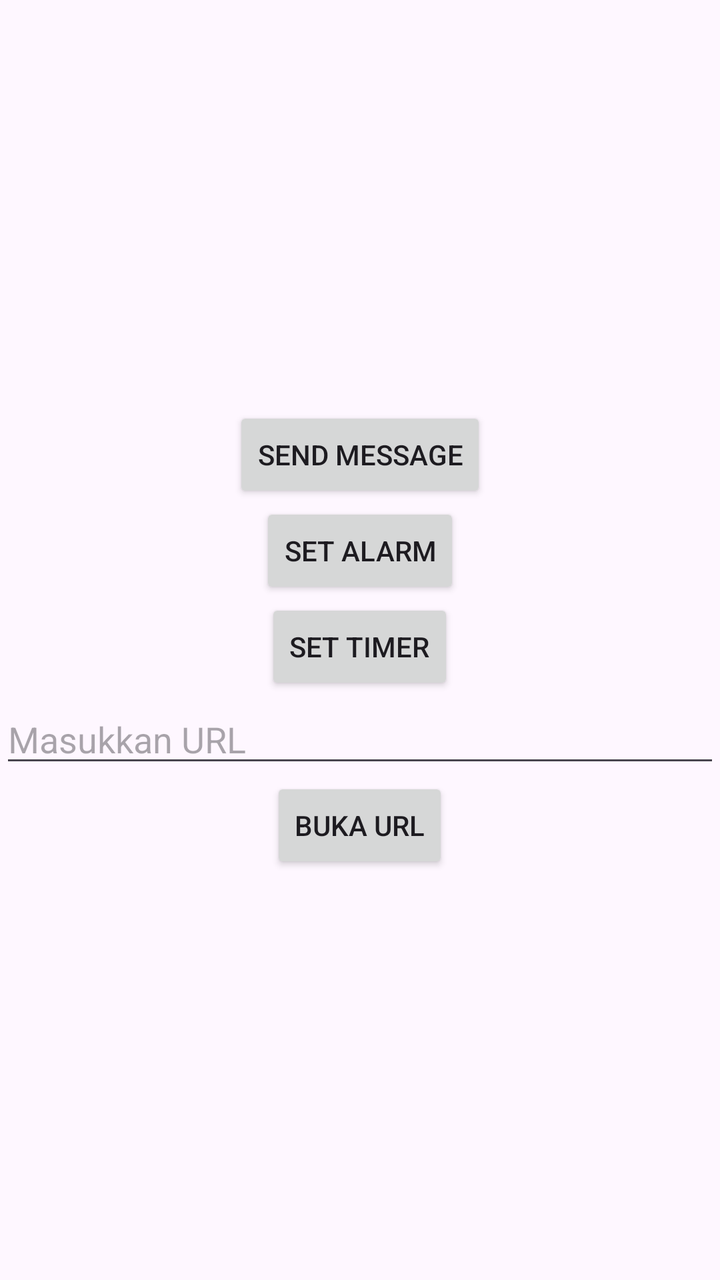
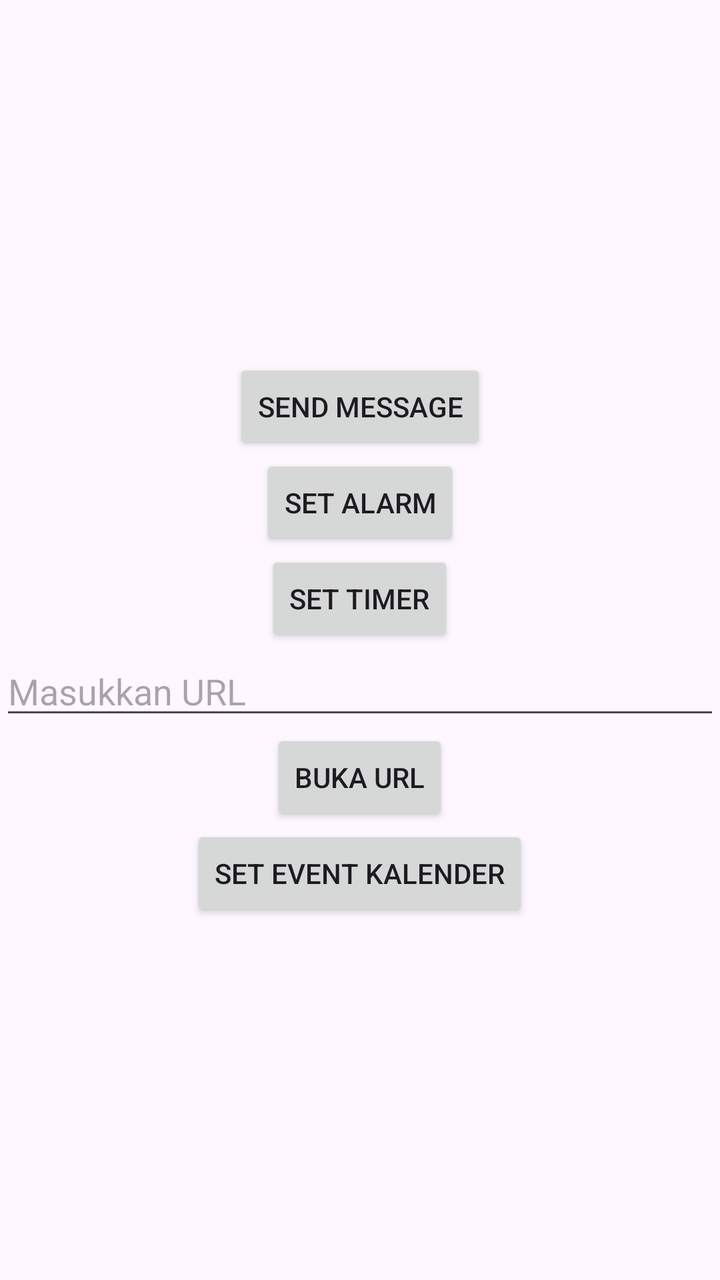

Two renders of the same Android screen: before a commit and after it. Below are the layout's source before the change and the commit's diff.
<!-- AndroidManifest.xml: application theme Theme.ImplisitIntent -->
<!-- res/layout/activity_main.xml -->
<?xml version="1.0" encoding="utf-8"?>
<LinearLayout xmlns:android="http://schemas.android.com/apk/res/android"
    xmlns:app="http://schemas.android.com/apk/res-auto"
    xmlns:tools="http://schemas.android.com/tools"
    android:id="@+id/main"
    android:layout_width="match_parent"
    android:layout_height="match_parent"
    android:orientation="vertical"
    android:gravity="center"
    android:layout_margin="8dp"
    tools:context=".MainActivity">

    <Button
        android:layout_width="wrap_content"
        android:layout_height="wrap_content"
        android:text="Send Message"
        android:id="@+id/btnKirimPesan"/>

    <Button
        android:layout_width="wrap_content"
        android:layout_height="wrap_content"
        android:text="Set Alarm"
        android:id="@+id/btnSetAlarm"/>

    <Button
        android:layout_width="wrap_content"
        android:layout_height="wrap_content"
        android:text="Set Timer"
        android:id="@+id/btnSetTimer"/>

    <EditText
        android:layout_width="match_parent"
        android:layout_height="wrap_content"
        android:hint="Masukkan URL"
        android:id="@+id/etURL"/>

    <Button
        android:layout_width="wrap_content"
        android:layout_height="wrap_content"
        android:text="Buka URL"
        android:id="@+id/btnOpenURL"/>

</LinearLayout>
<!-- resources referenced by this layout -->
<resources>
  <style name="Theme.ImplisitIntent" parent="Base.Theme.ImplisitIntent" />
  <style name="Base.Theme.ImplisitIntent" parent="Theme.Material3.DayNight.NoActionBar">
          
          
      </style>
</resources>

<!-- the commit's change to res/layout/activity_main.xml (unified diff, before → after) -->
@@ -40,4 +40,10 @@
         android:text="Buka URL"
         android:id="@+id/btnOpenURL"/>
 
+    <Button
+        android:layout_width="wrap_content"
+        android:layout_height="wrap_content"
+        android:text="Set Event Kalender"
+        android:id="@+id/btnSetEvent" />
+
 </LinearLayout>
